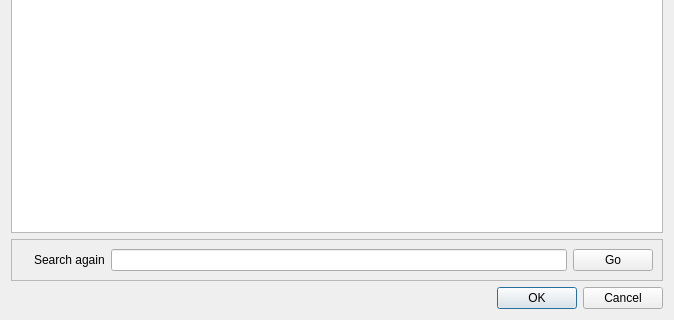
Before: the Qt Designer form pjrd/ui/formulaEditorSearchResults.ui in NAustinO/NutriPress, drawn with Qt 5; both pictures show x 0 to 674 and y 182 to 502 of the 674 by 502 pixel window.
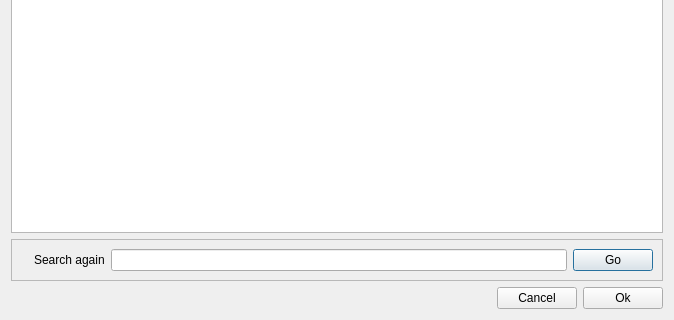
After: the same form once the commit is applied.

The edit to the form file:
```diff
--- a/pjrd/ui/formulaEditorSearchResults.ui
+++ b/pjrd/ui/formulaEditorSearchResults.ui
@@ -110,14 +110,38 @@
     </widget>
    </item>
    <item>
-    <widget class="QDialogButtonBox" name="dialogButtonBox">
-     <property name="orientation">
-      <enum>Qt::Horizontal</enum>
-     </property>
-     <property name="standardButtons">
-      <set>QDialogButtonBox::Cancel|QDialogButtonBox::Ok</set>
-     </property>
-    </widget>
+    <layout class="QHBoxLayout" name="horizontalLayout_2">
+     <item>
+      <spacer name="horizontalSpacer">
+       <property name="orientation">
+        <enum>Qt::Horizontal</enum>
+       </property>
+       <property name="sizeHint" stdset="0">
+        <size>
+         <width>40</width>
+         <height>20</height>
+        </size>
+       </property>
+      </spacer>
+     </item>
+     <item>
+      <widget class="QPushButton" name="cancelPushBtn">
+       <property name="text">
+        <string>Cancel</string>
+       </property>
+      </widget>
+     </item>
+     <item>
+      <widget class="QPushButton" name="pushButton">
+       <property name="text">
+        <string>Ok</string>
+       </property>
+       <property name="autoDefault">
+        <bool>true</bool>
+       </property>
+      </widget>
+     </item>
+    </layout>
    </item>
   </layout>
  </widget>
```
Left out of the diff: 32 changed lines with no effect on the pictures.
